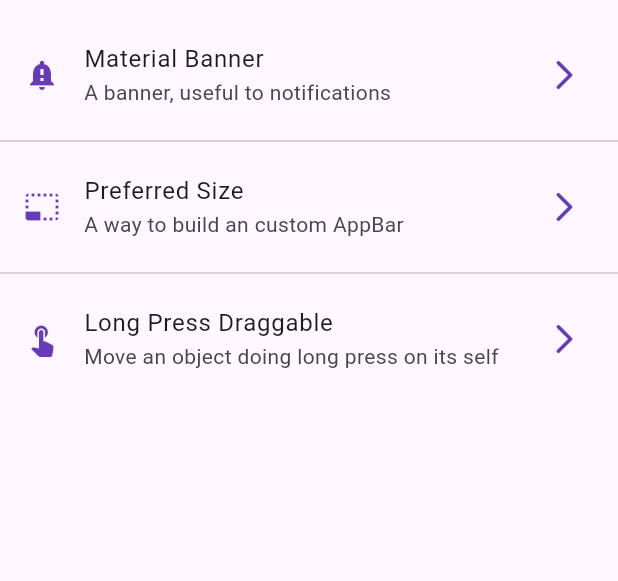
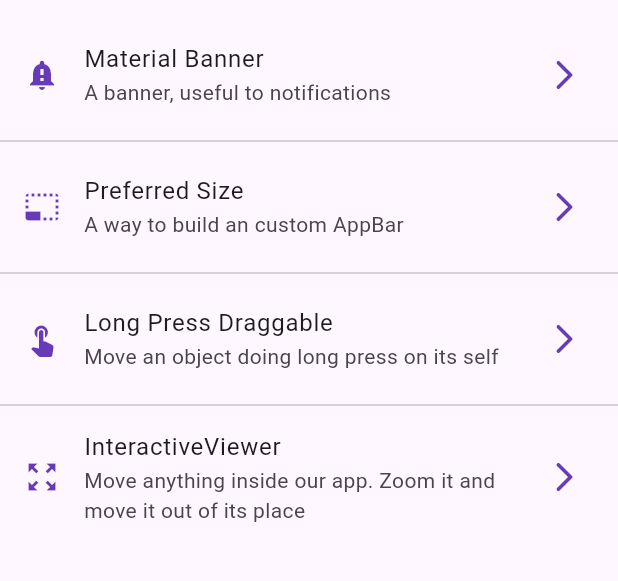
Before and after one commit to JeanGC970520/widgets, a Flutter app: the screen it shows after launch, on a phone screen of 412 x 824 dp, the part 63-644 px from its top. Run offline on Flutter 3.47's test engine with Material 2 defaults, Android fonts, the phone set to English and light mode, and no system bars; our stand-ins replace go_router.

Commit message:
Learning to use InteractiveViewer

```diff
--- a/lib/config/menu/menu_items.dart
+++ b/lib/config/menu/menu_items.dart
@@ -40,4 +40,11 @@ const appMenuItems = <MenuItem> [
     icon: Icons.touch_app,
   ),
 
+  MenuItem(
+    title: 'InteractiveViewer',
+    subTitle: 'Move anything inside our app. Zoom it and move it out of its place',
+    link: '/interactive-viewer',
+    icon: Icons.zoom_out_map_sharp,
+  ),
+
 ];
--- a/lib/config/router/app_router.dart
+++ b/lib/config/router/app_router.dart
@@ -25,5 +25,11 @@ final appRouter = GoRouter(
       path: '/long-press-draggable',
       builder: (context, state) => const LongPressDraggableWidget(),
     ),
+
+    GoRoute(
+      path: '/interactive-viewer',
+      builder: (context, state) => const InteractiveViewerWidget(),
+    ),
+
   ]
 );
--- a/lib/presentation/screens/screens.dart
+++ b/lib/presentation/screens/screens.dart
@@ -3,3 +3,4 @@ export 'menu/menu_screen.dart';
 export 'widgets/material_banner_widget.dart';
 export 'widgets/preferred_size_widget.dart';
 export 'widgets/long_press_draggable.dart';
+export 'widgets/interactive_viewer_widget.dart';
```
Also changed, not shown: lib/presentation/screens/widgets/interactive_viewer_widget.dart (added, +27 -0 lines).
